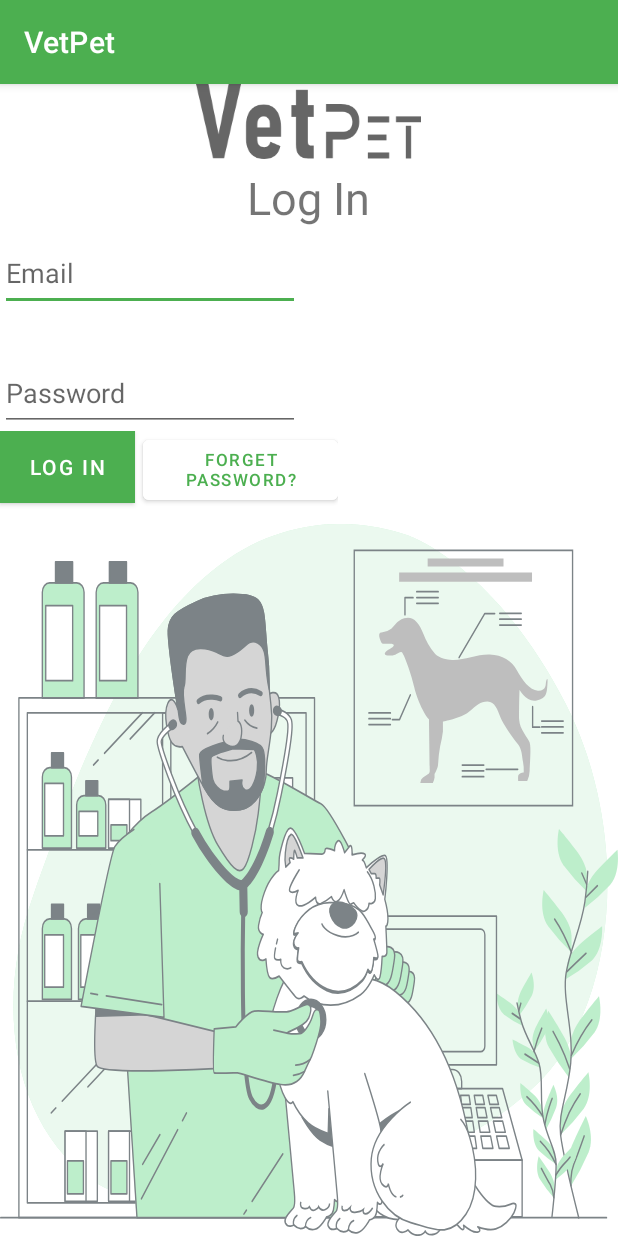
After one commit to Kobicohenn1/Vet-Pet-Project, an Android app: the Admin_Login screen opened directly, with no data from a screen before it, on a phone screen of 412 x 824 dp. The commit adds this screen. Run offline under Robolectric (Android 15) with nearby library versions, the phone set to English and light mode, and no system bars; our stand-ins replace Firebase (no records; nobody signed in at launch, a user with empty details on screens opened directly).

Commit message:
Admin login

```diff
--- a/firstAPP/app/src/main/AndroidManifest.xml
+++ b/firstAPP/app/src/main/AndroidManifest.xml
@@ -9,6 +9,9 @@
         android:roundIcon="@mipmap/ic_launcher_round"
         android:supportsRtl="true"
         android:theme="@style/Theme.MyFirstApp">
+        <activity
+            android:name=".Admin_Login"
+            android:exported="false" />
         <activity
             android:name=".Contact_us"
             android:exported="false" />
--- /dev/null
+++ b/firstAPP/app/src/main/java/com/example/myfirstapp/Admin_Login.java
@@ -0,0 +1,116 @@
+package com.example.myfirstapp;
+
+import androidx.annotation.NonNull;
+import androidx.appcompat.app.AlertDialog;
+import androidx.appcompat.app.AppCompatActivity;
+
+import android.content.Context;
+import android.content.DialogInterface;
+import android.content.Intent;
+import android.os.Bundle;
+import android.util.Patterns;
+import android.view.View;
+import android.widget.Button;
+import android.widget.EditText;
+import android.widget.ProgressBar;
+import android.widget.Toast;
+
+import com.google.android.gms.tasks.OnCompleteListener;
+import com.google.android.gms.tasks.OnFailureListener;
+import com.google.android.gms.tasks.OnSuccessListener;
+import com.google.android.gms.tasks.Task;
+import com.google.firebase.auth.AuthResult;
+import com.google.firebase.auth.FirebaseAuth;
+
+public class Admin_Login extends AppCompatActivity {
+    private FirebaseAuth mAuth;
+    private EditText editTextEmail,editTextPassword;
+    private Button signInAdmin,forgetTextLink;
+
+    @Override
+    protected void onCreate(Bundle savedInstanceState) {
+        super.onCreate(savedInstanceState);
+        setContentView(R.layout.activity_admin_login);
+        mAuth = FirebaseAuth.getInstance();
+        editTextEmail = (EditText)findViewById(R.id.et_AdminEmail);
+        editTextPassword = (EditText)findViewById(R.id.et_passwordAdmin);
+        forgetTextLink = (Button) findViewById(R.id.btn_forgetAdmin);
+        forgetTextLink.setOnClickListener(new View.OnClickListener() {
+            @Override
+            public void onClick(View v) {
+                EditText resetEmail = new EditText(v.getContext());
+                AlertDialog.Builder passwordResetDialog = new AlertDialog.Builder(v.getContext());
+                passwordResetDialog.setTitle("Reset Password?");
+                passwordResetDialog.setMessage("Enter your Email To received Reset Link");
+                passwordResetDialog.setView(resetEmail);
+                passwordResetDialog.setPositiveButton("Yes", new DialogInterface.OnClickListener() {
+                    @Override
+                    public void onClick(DialogInterface dialog, int which) {
+                        //extract the email and send the reset link
+                        String mail = resetEmail.getText().toString();
+                        mAuth.sendPasswordResetEmail(mail).addOnSuccessListener(new OnSuccessListener<Void>() {
+                            @Override
+                            public void onSuccess(Void unused) {
+                                Toast.makeText(Admin_Login.this,"Reset link has sent to your email",Toast.LENGTH_SHORT);
+                            }
+                        }).addOnFailureListener(new OnFailureListener() {
+                            @Override
+                            public void onFailure(@NonNull Exception e) {
+                                Toast.makeText(Admin_Login.this,"Error",Toast.LENGTH_SHORT);
+                            }
+                        });
+                    }
+                });
+                passwordResetDialog.setNegativeButton("No", new DialogInterface.OnClickListener() {
+                    @Override
+                    public void onClick(DialogInterface dialog, int which) {
+                        //close the dialog
+                    }
+                });
+                passwordResetDialog.create().show();
+            }
+        });
+        signInAdmin =(Button)findViewById(R.id.btn_loginAdmin);
+        signInAdmin.setOnClickListener(new View.OnClickListener() {
+            @Override
+            public void onClick(View v) {
+                AdminLogin();
+            }
+
+            private void AdminLogin() {
+                String emaiL = editTextEmail.getText().toString().trim();
+                String password = editTextPassword.getText().toString().trim();
+                Context context = getApplicationContext();
+                int duration = Toast.LENGTH_SHORT;
+
+                if (emaiL.isEmpty()){
+                    editTextEmail.setError("Email is required");
+                    editTextEmail.requestFocus();
+                    return;
+                }
+                if (!Patterns.EMAIL_ADDRESS.matcher(emaiL).matches()){
+                    editTextEmail.setError("please enter a valid mail");
+                    editTextEmail.requestFocus();
+                    return;
+                }
+                if(password.isEmpty()){
+                    editTextPassword.setError("password is required");
+                    editTextPassword.requestFocus();
+                    return;
+                }
+
+                mAuth.signInWithEmailAndPassword(emaiL, password).addOnCompleteListener(new OnCompleteListener<AuthResult>() {
+                    @Override
+                    public void onComplete(@NonNull Task<AuthResult> task) {
+                        if (task.isSuccessful() && emaiL.equals("vetpetmanager@gmail.com") && password.equals("vet123456")) {
+                            startActivity(new Intent(context, VetScreen.class));
+                        } else {
+                            Toast.makeText(context, "faild to login!", duration).show();
+                        }
+                    }
+                });
+            }
+        });
+
+    }
+}
--- /dev/null
+++ b/firstAPP/app/src/main/res/layout/activity_admin_login.xml
@@ -0,0 +1,80 @@
+<?xml version="1.0" encoding="utf-8"?>
+<LinearLayout xmlns:android="http://schemas.android.com/apk/res/android"
+    xmlns:app="http://schemas.android.com/apk/res-auto"
+    xmlns:tools="http://schemas.android.com/tools"
+    android:layout_width="match_parent"
+    android:layout_height="match_parent"
+    android:orientation="vertical"
+    tools:context=".Admin_Login">
+
+    <ImageView
+        android:layout_width="150dp"
+        android:layout_height="50dp"
+        android:layout_gravity="center"
+        android:background="@drawable/logo"
+        android:paddingVertical="100dp" />
+
+    <TextView
+        android:layout_width="wrap_content"
+        android:layout_height="wrap_content"
+        android:padding="5dp"
+        android:text="Log In"
+        android:layout_gravity="center"
+        android:textSize="30dp"/>
+
+
+    <EditText
+        android:id="@+id/et_AdminEmail"
+        android:layout_width="200dp"
+        android:layout_height="50dp"
+        android:hint="Email" />
+
+    <EditText
+        android:id="@+id/et_passwordAdmin"
+        android:layout_width="200dp"
+        android:layout_height="50dp"
+        android:layout_centerHorizontal="true"
+        android:layout_marginTop="30dp"
+        android:ems="10"
+        android:layout_below="@+id/et_username"
+        android:inputType="textPassword"
+        android:hint="Password"/>
+
+    <LinearLayout
+        android:layout_width="wrap_content"
+        android:layout_height="wrap_content"
+        android:orientation="horizontal">
+        <Button
+            android:id="@+id/btn_loginAdmin"
+            android:layout_marginTop="10dp"
+            android:layout_width="90dp"
+            android:layout_height="wrap_content"
+            android:layout_gravity="left"
+            android:layout_marginRight="5dp"
+            android:text="Log in"
+            android:background="@android:color/black"
+            android:layout_alignParentBottom="true"/>
+
+        <Button
+            android:id="@+id/btn_forgetAdmin"
+            android:layout_width="130dp"
+            android:layout_height="52dp"
+            android:layout_alignParentBottom="true"
+            android:layout_centerHorizontal="true"
+            android:backgroundTint="#FFFFFF"
+            android:ems="10"
+            android:layout_gravity="right"
+            android:layout_marginTop="10dp"
+            android:text="Forget Password?"
+            android:textSize="11dp"
+            android:textColor="#4CAF50" />
+    </LinearLayout>
+
+    <ImageView
+        android:layout_width="match_parent"
+        android:layout_height="match_parent"
+        android:layout_gravity="center"
+        android:background="@drawable/ic_character"
+        android:paddingVertical="100dp" />
+
+</LinearLayout>
```
Also changed, not shown: firstAPP/app/src/main/java/com/example/myfirstapp/MainActivity.java (+14 -0 lines), firstAPP/app/src/main/res/layout/activity_main.xml (+8 -0 lines).
